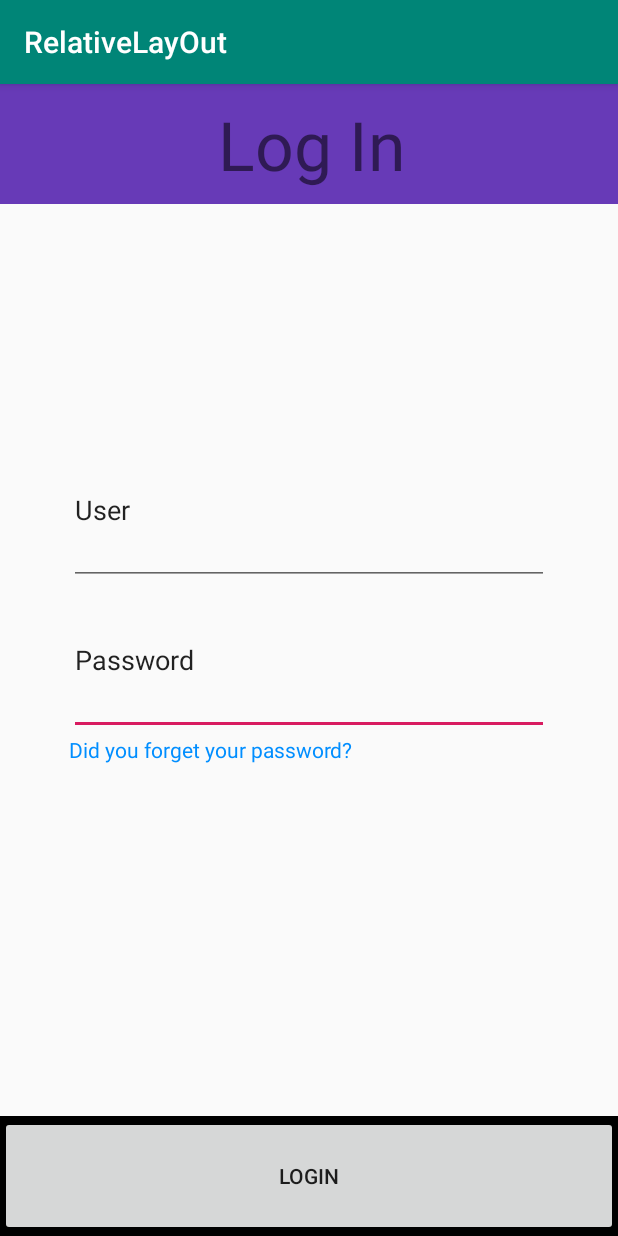
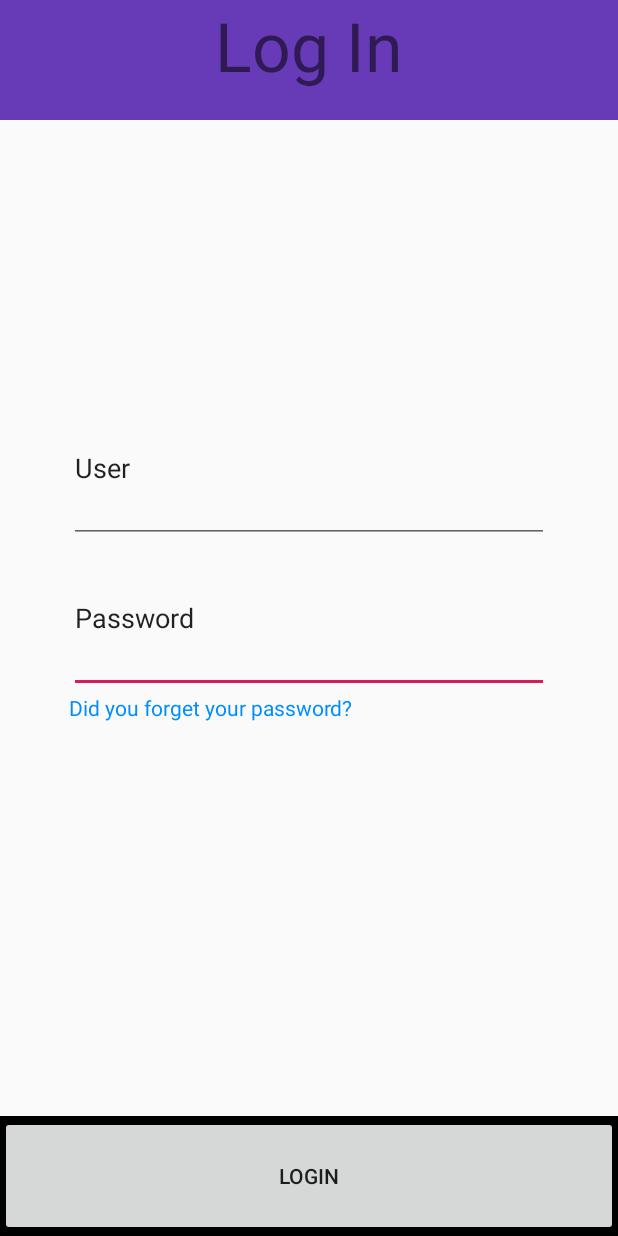
Before and after one commit to ZClauen/RelativeLayOut2, an Android app: the screen it shows after launch (MainActivity), on a phone screen of 412 x 824 dp. Run offline under Robolectric (Android 15) with nearby library versions, the phone set to English and light mode, and no system bars.

Commit message:
fix some bugs

```diff
--- a/app/src/main/res/layout/activity_main.xml
+++ b/app/src/main/res/layout/activity_main.xml
@@ -14,12 +14,12 @@
         />
     <TextView
         android:id="@+id/TextLog"
-        android:layout_width="match_parent"
-        android:layout_height="match_parent"
+        android:layout_width="wrap_content"
+        android:layout_height="wrap_content"
         android:text="Log In"
         android:textSize="45dp"
-        android:paddingLeft="145dp"
-        android:paddingTop="10dp"
+        android:layout_alignParentTop="true"
+        android:layout_centerInParent="true"
         />
 
     <EditText
--- a/app/src/main/res/values/styles.xml
+++ b/app/src/main/res/values/styles.xml
@@ -1,7 +1,7 @@
 <resources>
 
     <!-- Base application theme. -->
-    <style name="AppTheme" parent="Theme.AppCompat.Light.DarkActionBar">
+    <style name="AppTheme" parent="Theme.AppCompat.Light.NoActionBar">
         <!-- Customize your theme here. -->
         <item name="colorPrimary">@color/colorPrimary</item>
         <item name="colorPrimaryDark">@color/colorPrimaryDark</item>
```
